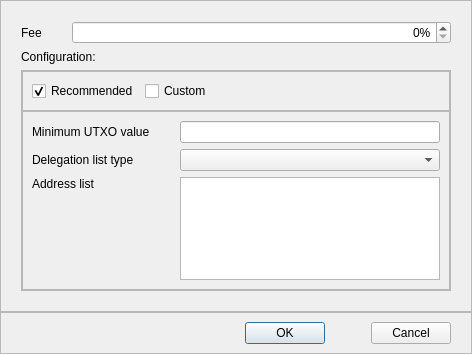
Before: the Qt Designer form src/qt/forms/superstakerconfigdialog.ui in qtumproject/qtum, drawn with Qt 5.
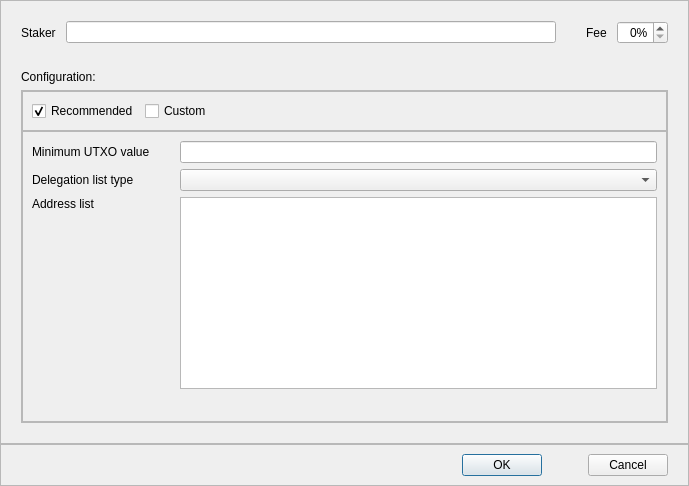
After: the same form once the commit is applied. Custom widgets are drawn as their Qt base class.

Commit message: Select staker in delegation and config forms

Diff of the .ui file:
```diff
--- a/src/qt/forms/superstakerconfigdialog.ui
+++ b/src/qt/forms/superstakerconfigdialog.ui
@@ -6,8 +6,8 @@
    <rect>
     <x>0</x>
     <y>0</y>
-    <width>472</width>
-    <height>354</height>
+    <width>689</width>
+    <height>486</height>
    </rect>
   </property>
   <property name="windowTitle">
@@ -53,8 +53,38 @@
       <item>
        <layout class="QHBoxLayout" name="horizontalLayout_2">
         <property name="spacing">
-         <number>30</number>
+         <number>10</number>
         </property>
+        <item>
+         <widget class="QLabel" name="labelStaker">
+          <property name="text">
+           <string>Staker</string>
+          </property>
+         </widget>
+        </item>
+        <item>
+         <widget class="QLineEdit" name="txtStaker">
+          <property name="readOnly">
+           <bool>true</bool>
+          </property>
+         </widget>
+        </item>
+        <item>
+         <spacer name="horizontalSpacer_4">
+          <property name="orientation">
+           <enum>Qt::Horizontal</enum>
+          </property>
+          <property name="sizeType">
+           <enum>QSizePolicy::Fixed</enum>
+          </property>
+          <property name="sizeHint" stdset="0">
+           <size>
+            <width>20</width>
+            <height>20</height>
+           </size>
+          </property>
+         </spacer>
+        </item>
         <item>
          <widget class="QLabel" name="labelFee">
           <property name="text">
@@ -65,7 +95,7 @@
         <item>
          <widget class="QSpinBox" name="sbFee">
           <property name="sizePolicy">
-           <sizepolicy hsizetype="Expanding" vsizetype="Fixed">
+           <sizepolicy hsizetype="Minimum" vsizetype="Fixed">
             <horstretch>0</horstretch>
             <verstretch>0</verstretch>
            </sizepolicy>
@@ -80,6 +110,22 @@
         </item>
        </layout>
       </item>
+      <item>
+       <spacer name="verticalSpacer_2">
+        <property name="orientation">
+         <enum>Qt::Vertical</enum>
+        </property>
+        <property name="sizeType">
+         <enum>QSizePolicy::Fixed</enum>
+        </property>
+        <property name="sizeHint" stdset="0">
+         <size>
+          <width>20</width>
+          <height>20</height>
+         </size>
+        </property>
+       </spacer>
+      </item>
       <item>
        <widget class="QLabel" name="labelConfiguration">
         <property name="text">
@@ -219,7 +265,7 @@
               <property name="sizeHint" stdset="0">
                <size>
                 <width>20</width>
-                <height>40</height>
+                <height>0</height>
                </size>
               </property>
              </spacer>
```
The commit also changes 11 other files.
